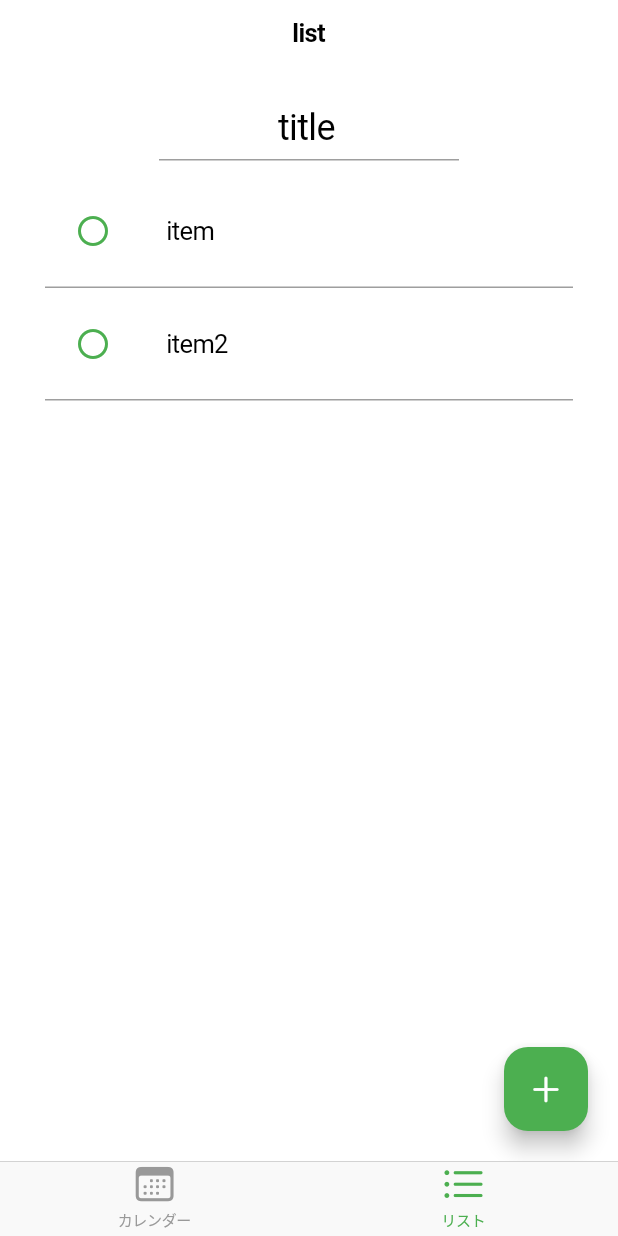
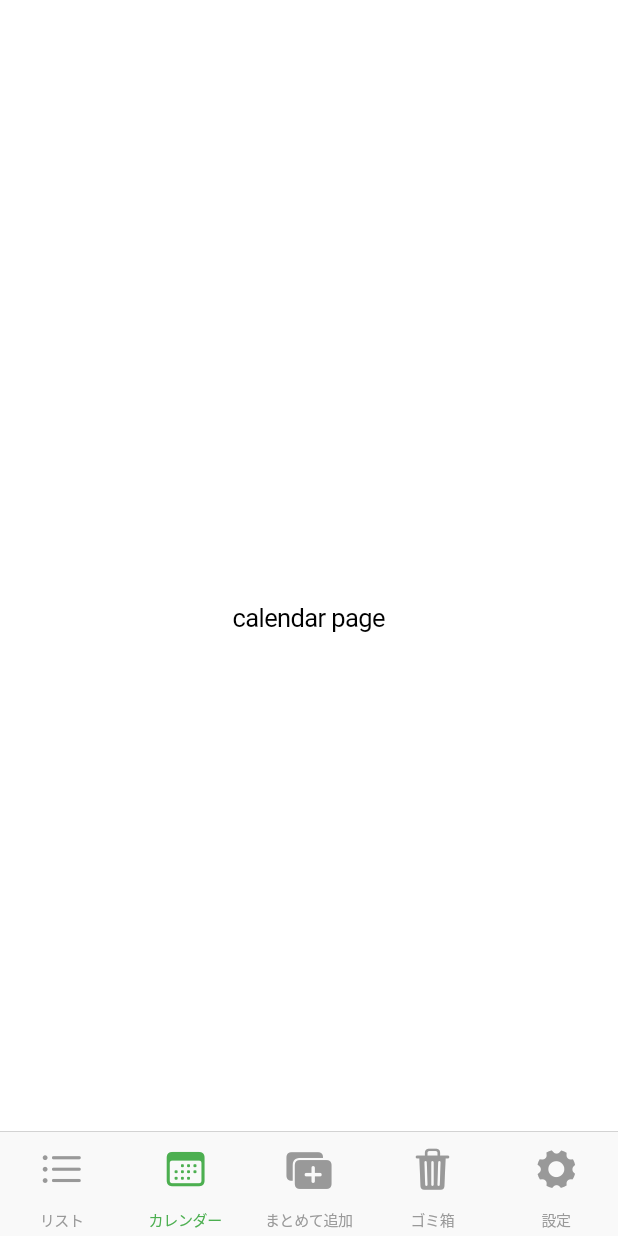
Before and after one commit to takumi3110/simpletodo, a Flutter app: the screen it shows after launch, item 2 of the bottom bar chosen, on a phone screen of 412 x 824 dp. Run offline on Flutter 3.47's test engine with Material 3 defaults, Android fonts, the phone set to English and light mode, and no system bars.

Commit message:
update: BottomNavigationItem追加 - まとめて追加 - ゴミ箱 - 設定

```diff
--- a/lib/view/screen.dart
+++ b/lib/view/screen.dart
@@ -15,19 +15,25 @@ class _ScreenState extends State<Screen> with WidgetsBindingObserver {
   int selectedIndex = 0;
   final _controller = CupertinoTabController();
   static List<Widget> pageList = [
+    const ListPage(),
     const CalendarPage(),
-    const ListPage(),
-
+    const Center(child: Text('まとめて追加')),
+    const Center(child: Text('ゴミ箱')),
+    const Center(child: Text('設定')),
   ];
 
   @override
   Widget build(BuildContext context) {
     return CupertinoTabScaffold(
       tabBar: CupertinoTabBar(
+        height: 70,
         activeColor: Colors.green,
         items: const <BottomNavigationBarItem>[
+          BottomNavigationBarItem(icon: Icon(CupertinoIcons.list_bullet), label: 'リスト'),
           BottomNavigationBarItem(icon: Icon(CupertinoIcons.calendar), label: 'カレンダー'),
-          BottomNavigationBarItem(icon: Icon(CupertinoIcons.list_bullet), label: 'リスト'),
+          BottomNavigationBarItem(icon: Icon(CupertinoIcons.plus_rectangle_fill_on_rectangle_fill), label: 'まとめて追加'),
+          BottomNavigationBarItem(icon: Icon(CupertinoIcons.trash_fill), label: 'ゴミ箱'),
+          BottomNavigationBarItem(icon: Icon(CupertinoIcons.gear_alt_fill), label: '設定'),
         ],
       ),
       tabBuilder: (BuildContext context, int index) {
```
Also changed, not shown: lib/utils/widget_utils.dart (+0 -19 lines).
